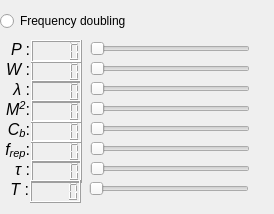
First picture: the form in Subsystems/undefinedLaser.ui, repository kajsaER/LODR, before the edit.
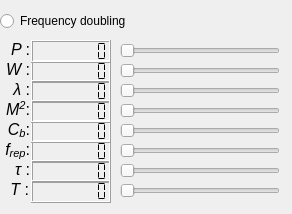
Second picture: the form after the edit.

Commit message: LaserWidget half done

Diff of the .ui file:
```diff
--- a/Subsystems/undefinedLaser.ui
+++ b/Subsystems/undefinedLaser.ui
@@ -6,7 +6,7 @@
    <rect>
     <x>0</x>
     <y>0</y>
-    <width>274</width>
+    <width>292</width>
     <height>214</height>
    </rect>
   </property>
@@ -31,10 +31,16 @@
     <rect>
      <x>31</x>
      <y>60</y>
-     <width>51</width>
+     <width>80</width>
      <height>23</height>
     </rect>
    </property>
+   <property name="numDigits">
+    <number>8</number>
+   </property>
+   <property name="segmentStyle">
+    <enum>QLCDNumber::Flat</enum>
+   </property>
   </widget>
   <widget class="QLabel" name="label_W">
    <property name="geometry">
@@ -54,10 +60,16 @@
     <rect>
      <x>31</x>
      <y>80</y>
-     <width>51</width>
+     <width>80</width>
      <height>23</height>
     </rect>
    </property>
+   <property name="numDigits">
+    <number>8</number>
+   </property>
+   <property name="segmentStyle">
+    <enum>QLCDNumber::Flat</enum>
+   </property>
   </widget>
   <widget class="QLabel" name="label_lambda">
    <property name="geometry">
@@ -77,10 +89,16 @@
     <rect>
      <x>31</x>
      <y>140</y>
-     <width>51</width>
+     <width>80</width>
      <height>23</height>
     </rect>
    </property>
+   <property name="numDigits">
+    <number>8</number>
+   </property>
+   <property name="segmentStyle">
+    <enum>QLCDNumber::Flat</enum>
+   </property>
   </widget>
   <widget class="QLabel" name="label_frep">
    <property name="geometry">
@@ -100,10 +118,16 @@
     <rect>
      <x>31</x>
      <y>120</y>
-     <width>51</width>
+     <width>80</width>
      <height>23</height>
     </rect>
    </property>
+   <property name="numDigits">
+    <number>8</number>
+   </property>
+   <property name="segmentStyle">
+    <enum>QLCDNumber::Flat</enum>
+   </property>
   </widget>
   <widget class="QLabel" name="label_Cb">
    <property name="geometry">
@@ -123,10 +147,16 @@
     <rect>
      <x>31</x>
      <y>100</y>
-     <width>51</width>
+     <width>80</width>
      <height>23</height>
     </rect>
    </property>
+   <property name="numDigits">
+    <number>8</number>
+   </property>
+   <property name="segmentStyle">
+    <enum>QLCDNumber::Flat</enum>
+   </property>
   </widget>
   <widget class="QLabel" name="label_M2">
    <property name="geometry">
@@ -146,10 +176,16 @@
     <rect>
      <x>31</x>
      <y>160</y>
-     <width>51</width>
+     <width>80</width>
      <height>23</height>
     </rect>
    </property>
+   <property name="numDigits">
+    <number>8</number>
+   </property>
+   <property name="segmentStyle">
+    <enum>QLCDNumber::Flat</enum>
+   </property>
   </widget>
   <widget class="QLabel" name="label_tau">
    <property name="geometry">
@@ -169,10 +205,16 @@
     <rect>
      <x>31</x>
      <y>40</y>
-     <width>51</width>
+     <width>80</width>
      <height>23</height>
     </rect>
    </property>
+   <property name="numDigits">
+    <number>8</number>
+   </property>
+   <property name="segmentStyle">
+    <enum>QLCDNumber::Flat</enum>
+   </property>
   </widget>
   <widget class="QLabel" name="label_P">
    <property name="geometry">
@@ -190,8 +232,8 @@
   <widget class="QSlider" name="slide_frep">
    <property name="geometry">
     <rect>
-     <x>90</x>
-     <y>140</y>
+     <x>120</x>
+     <y>142</y>
      <width>160</width>
      <height>18</height>
     </rect>
@@ -203,8 +245,8 @@
   <widget class="QSlider" name="slide_tau">
    <property name="geometry">
     <rect>
-     <x>90</x>
-     <y>160</y>
+     <x>120</x>
+     <y>162</y>
      <width>160</width>
      <height>18</height>
     </rect>
@@ -216,8 +258,8 @@
   <widget class="QSlider" name="slide_T">
    <property name="geometry">
     <rect>
-     <x>89</x>
-     <y>180</y>
+     <x>120</x>
+     <y>182</y>
      <width>160</width>
      <height>18</height>
     </rect>
@@ -242,18 +284,24 @@
   <widget class="QLCDNumber" name="num_T">
    <property name="geometry">
     <rect>
-     <x>30</x>
+     <x>31</x>
      <y>180</y>
-     <width>51</width>
+     <width>80</width>
      <height>23</height>
     </rect>
    </property>
+   <property name="numDigits">
+    <number>8</number>
+   </property>
+   <property name="segmentStyle">
+    <enum>QLCDNumber::Flat</enum>
+   </property>
   </widget>
   <widget class="QSlider" name="slide_Cb">
    <property name="geometry">
     <rect>
-     <x>90</x>
-     <y>120</y>
+     <x>120</x>
+     <y>122</y>
      <width>160</width>
      <height>18</height>
     </rect>
@@ -265,8 +313,8 @@
   <widget class="QSlider" name="slide_M2">
    <property name="geometry">
     <rect>
-     <x>90</x>
-     <y>100</y>
+     <x>120</x>
+     <y>102</y>
      <width>160</width>
      <height>18</height>
     </rect>
@@ -278,8 +326,8 @@
   <widget class="QSlider" name="slide_P">
    <property name="geometry">
     <rect>
-     <x>90</x>
-     <y>40</y>
+     <x>120</x>
+     <y>42</y>
      <width>160</width>
      <height>18</height>
     </rect>
@@ -291,8 +339,8 @@
   <widget class="QSlider" name="slide_W">
    <property name="geometry">
     <rect>
-     <x>90</x>
-     <y>60</y>
+     <x>120</x>
+     <y>62</y>
      <width>160</width>
      <height>18</height>
     </rect>
@@ -304,8 +352,8 @@
   <widget class="QSlider" name="slide_lambda">
    <property name="geometry">
     <rect>
-     <x>90</x>
-     <y>80</y>
+     <x>120</x>
+     <y>82</y>
      <width>160</width>
      <height>18</height>
     </rect>
```
The commit also changes 13 other files.
